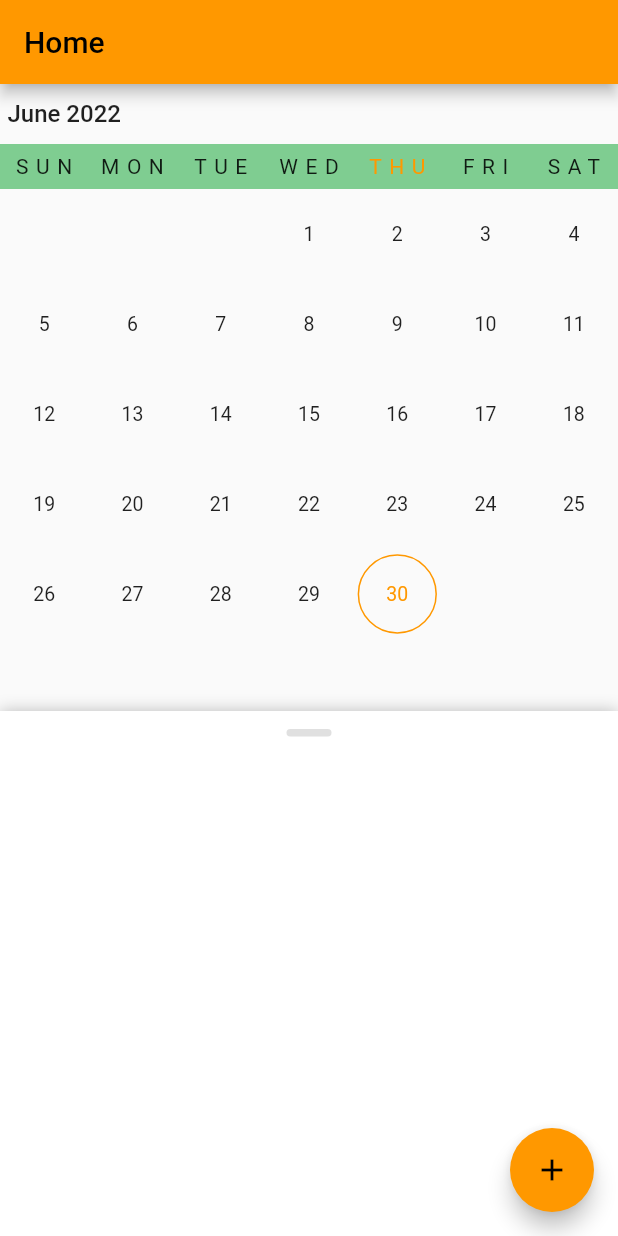
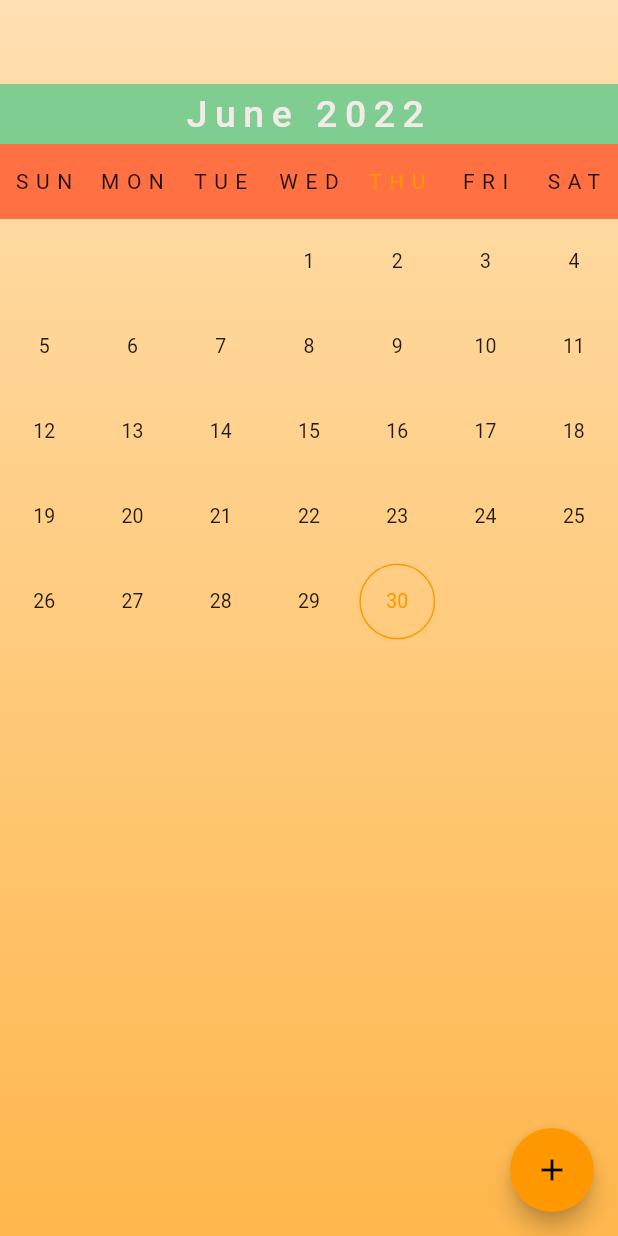
Before and after one commit to fadhlansyaf/todo, a Flutter app: the screen it shows after launch, on a phone screen of 412 x 824 dp. Run offline on Flutter 3.47's test engine with Material 2 defaults, Android fonts, the phone set to English and light mode, and no system bars; drawn by our look-alikes of sliding_up_panel, syncfusion_flutter_datepicker; our stand-ins replace bloc, equatable, flutter_bloc, flutter_local_notifications, flutter_native_timezone, sqflite and 1 more; missing offline and left inert: flutter_background_service, flutter_background_service_android; accounts and stored records are empty.

```diff
--- a/lib/home.dart
+++ b/lib/home.dart
@@ -4,6 +4,7 @@ import 'package:sliding_up_panel/sliding_up_panel.dart';
 import 'package:syncfusion_flutter_datepicker/datepicker.dart';
 import 'package:intl/intl.dart';
 import 'package:todo/bloc/home_bloc.dart';
+import 'package:todo/item_list.dart';
 import 'package:todo/model.dart';
 
 import 'database.dart';
@@ -38,63 +39,16 @@ class _MyHomePageState extends State<MyHomePage> {
     }
   }
 
-  Widget createTodoList(int index) {
-    if (index == -1) {
-      return Column(
-        children: [
-          const SizedBox(
-            height: 12.0,
-          ),
-          Row(
-            mainAxisAlignment: MainAxisAlignment.center,
-            children: <Widget>[
-              Container(
-                width: 30,
-                height: 5,
-                decoration: BoxDecoration(
-                    color: Colors.grey[300],
-                    borderRadius:
-                        const BorderRadius.all(Radius.circular(12.0))),
-              ),
-            ],
-          ),
-          const SizedBox(
-            height: 18.0,
-          ),
-        ],
-      );
-    } else {
-      return Column(
-        children: [
-          Text(
-            todoList[index].subject,
-            style: const TextStyle(fontSize: 18),
-          ),
-          const SizedBox(
-            height: 10,
-          ),
-          Text(todoList[index].desc),
-          const SizedBox(
-            height: 20,
-          ),
-          Text(todoList[index].time),
-          const SizedBox(
-            height: 20,
-          )
-        ],
-      );
-    }
-  }
-
-  Widget _panel(ScrollController sc) {
+  final sc = ScrollController();
+  Widget _panel() {
     return MediaQuery.removePadding(
       context: context,
       removeTop: true,
       child: ListView.builder(
         controller: sc,
-        itemCount: todoList.length + 1,
+        itemCount: todoList.length,
         itemBuilder: (context, index) {
-          return createTodoList(index - 1);
+          return TodoItemList(todoData: todoList[index]);
         },
       ),
     );
@@ -103,9 +57,9 @@ class _MyHomePageState extends State<MyHomePage> {
   @override
   Widget build(BuildContext context) {
     return Scaffold(
-      appBar: AppBar(
-        title: const Text('Home'),
-      ),
+      // appBar: AppBar(
+      //   title: const Text('Home'),
+      // ),
       body: BlocListener<HomeBloc, HomeState>(
         listener: (context, state) {
           if (state is HomeLoaded) {
@@ -114,35 +68,59 @@ class _MyHomePageState extends State<MyHomePage> {
             });
           }
         },
-        child: SlidingUpPanel(
-          minHeight: 350,
-          maxHeight: MediaQuery.of(context).size.height - 90,
-          panelBuilder: (sc) => _panel(sc),
-          // panel: Padding(
-          //   padding: const EdgeInsets.all(8),
-          //   child: Column(
-          //     children: [
-          //       Text(DateFormat('EEEE, dd MMMM yyyy').format(date)),
-          //     ],
-          //   ),
-          // ),
-          body: ListView(
+        child: Stack(
           children: [
+            AnimatedContainer(
+              duration: Duration(milliseconds: 500),
+              decoration: BoxDecoration(
+                  gradient: LinearGradient(
+                begin: Alignment.topCenter,
+                end: Alignment.bottomCenter,
+                colors: [Colors.orange.shade100, Colors.orange.shade300],
+              )),
+            ),
+            Column(
+              children: [
+                SizedBox(
+                  height: 56,
+                ),
                 Container(
                   height: 430,
                   child: SfDateRangePicker(
                     onSelectionChanged: _onSelectionChanged,
                     selectionMode: DateRangePickerSelectionMode.single,
-                  monthViewSettings: const DateRangePickerMonthViewSettings(
+                    headerStyle: const DateRangePickerHeaderStyle(
+                        backgroundColor: Color(0xFF7fcd91),
+                        textAlign: TextAlign.center,
+                        textStyle: TextStyle(
+                          fontStyle: FontStyle.normal,
+                          fontSize: 25,
+                          letterSpacing: 5,
+                          color: Color(0xFFff5eaea),
+                        )),
+                    monthViewSettings: DateRangePickerMonthViewSettings(
                       dayFormat: 'EEE',
                       viewHeaderStyle: DateRangePickerViewHeaderStyle(
-                        backgroundColor: Color(0xFF7fcd91),
-                        textStyle: TextStyle(fontSize: 14, letterSpacing: 5)),
+                        backgroundColor: Colors.deepOrange.shade400,
+                        textStyle: TextStyle(fontSize: 14, letterSpacing: 5, ),
                       ),
+                      viewHeaderHeight: 50
+                    ),
+                  ),
+                ),
+                //_panel()
+                Expanded(
+                  child: ListView.builder(
+                    controller: sc,
+                    itemCount: todoList.length,
+                    itemBuilder: (context, index) {
+                      return TodoItemList(todoData: todoList[index]);
+                    },
                   ),
                 ),
               ],
             ),
+          ],
         ),
       ),
       floatingActionButton: FloatingActionButton(
--- /dev/null
+++ b/lib/item_list.dart
@@ -0,0 +1,30 @@
+import 'package:flutter/material.dart';
+import 'package:todo/model.dart';
+
+class TodoItemList extends StatelessWidget {
+  const TodoItemList({Key? key, required this.todoData}) : super(key: key);
+  final TodoModel todoData;
+
+  @override
+  Widget build(BuildContext context) {
+    return Column(
+      children: [
+        Text(
+          todoData.subject,
+          style: const TextStyle(fontSize: 18),
+        ),
+        const SizedBox(
+          height: 10,
+        ),
+        Text(todoData.desc),
+        const SizedBox(
+          height: 20,
+        ),
+        Text(todoData.time),
+        const SizedBox(
+          height: 20,
+        )
+      ],
+    );
+  }
+}
```
Lines whose indentation alone changed are shown as unchanged.
